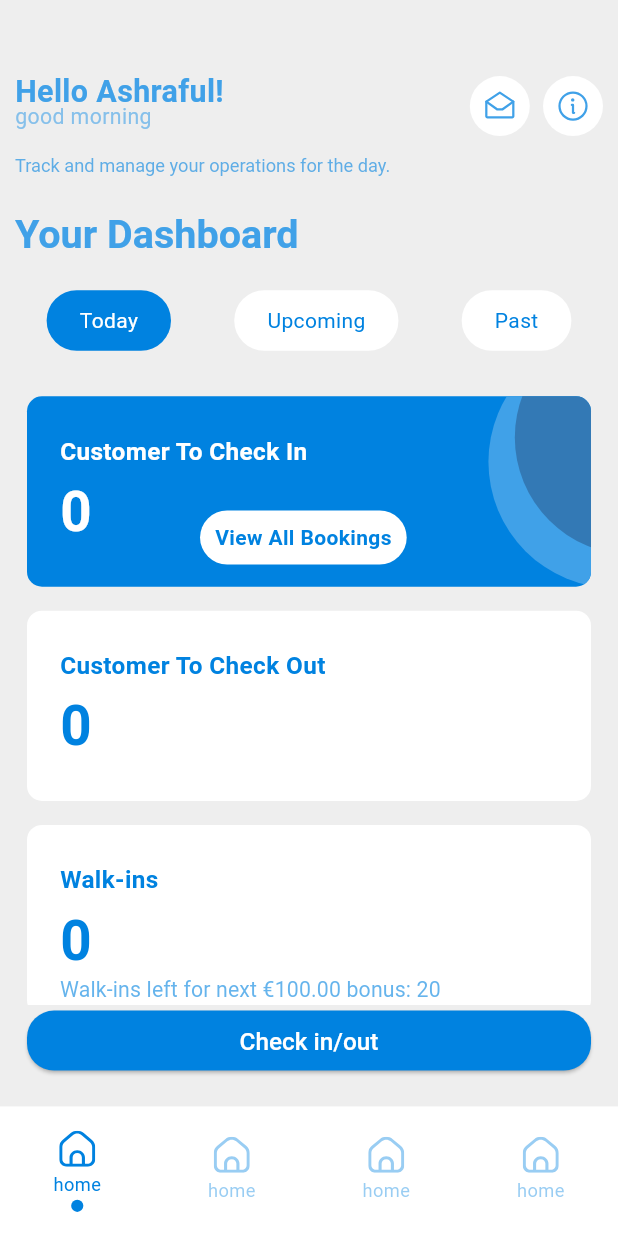
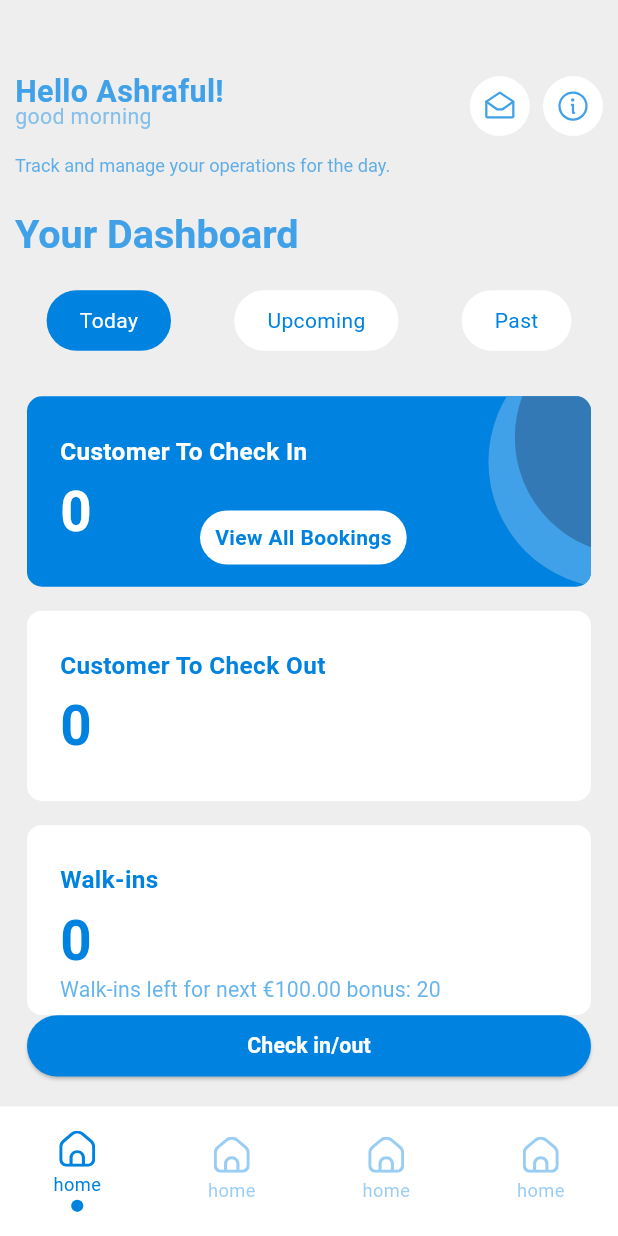
Before and after one commit to sohanthink/cenith-merchant, a Flutter app: the screen it shows after launch, on a phone screen of 412 x 824 dp. Run offline on Flutter 3.47's test engine with Material 3 defaults, Android fonts, the phone set to English and light mode, and no system bars; our stand-ins replace flutter_screenutil, flutter_svg, get.

Commit message:
add all asstes path and set the theme of elevated button

```diff
--- a/lib/core/constants/asstes_path/icons_path.dart
+++ b/lib/core/constants/asstes_path/icons_path.dart
@@ -1,5 +1,49 @@
 class IconsPath{
-  static const String messageIconSvg = 'assets/icons/message_icon.svg';
-  static const String iButtonIconSvg = 'assets/icons/i_button.svg';
-  static const String homeButtonIconSvg = 'assets/icons/home_icons.svg';
+  static const String _basePath = 'assets/icons';
+  static const String messageIconSvg = '$_basePath/message_icon.svg';
+  static const String iButtonIconSvg = '$_basePath/i_button.svg';
+  static const String homeButtonIconSvg = '$_basePath/home_icons.svg';
+  static const String addIconSvg = '$_basePath/add_icon.svg';
+  static const String alarmIconSvg = '$_basePath/alarm_icons.svg';
+  static const String arrowBackIconSvg = '$_basePath/arrow_back_icon.svg';
+  static const String arrowNextIconSvg = '$_basePath/arrow_next_icon.svg';
+  static const String backIconSvg = '$_basePath/back_icon.svg';
+  static const String bookingCalenderIconSvg = '$_basePath/booking_calender_icon.svg';
+  static const String calenderIconSvg = '$_basePath/calender_icon.svg';
+  static const String callPhoneIconSvg = '$_basePath/call_phone_icon.svg';
+  static const String cancelIconSvg = '$_basePath/ccancel_icon.svg';
+  static const String chatIconSvg = '$_basePath/chat_icons.svg';
+  static const String chattingIconSvg = '$_basePath/chatting_icon.svg';
+  static const String cycleIconSvg = '$_basePath/cycle_icon.svg';
+  static const String doneIconSvg = '$_basePath/done_icon.svg';
+  static const String downloadIconSvg = '$_basePath/download_icon.svg';
+  static const String earningIconSvg = '$_basePath/earning_icon.svg';
+  static const String fileIconSvg = '$_basePath/file_icon.svg';
+  static const String handShakeIconSvg = '$_basePath/hand_shake_icons.svg';
+  static const String homeIconSvg = '$_basePath/home_icons.svg';
+  static const String hyperlinkIconSvg = '$_basePath/hyper_link_Icon.svg';
+  static const String logoSvg = '$_basePath/logo.svg';
+  static const String luggageIconSvg = '$_basePath/luggage_icon.svg';
+  static const String peopleStaffIconSvg = '$_basePath/lpeople_staff_icon.svg';
+  static const String phoneIconSvg = '$_basePath/phone_icon.svg';
+  static const String questionRoundIconSvg = '$_basePath/question_round_icon.svg';
+  static const String rewardIconSvg = '$_basePath/reward_icon.svg';
+  static const String saveTagIconSvg = '$_basePath/save_tag_icon.svg';
+  static const String searchIconSvg = '$_basePath/search_icons.svg';
+  static const String settingsIconSvg = '$_basePath/settings_icon.svg';
+  static const String simpleToolIconSvg = '$_basePath/simple_tool.svg';
+  static const String smallBagIconSvg = '$_basePath/small_bag_icon.svg';
+  static const String starIconSvg = '$_basePath/star_icon.svg';
+  static const String storeIconSvg = '$_basePath/store_cion.svg';
+  static const String toolsFilterIconSvg = '$_basePath/tools_filter_icon.svg';
+  static const String uploadImageIconSvg = '$_basePath/upload_image_icon.svg';
+  static const String walkWalkingIconSvg = '$_basePath/walk_walking_icon.svg';
+  static const String warningIconSvg = '$_basePath/warning_icon.svg';
+  static const String worldGloveIconSvg = '$_basePath/world_glove_icon.svg';
+  static const String worldIconSvg = '$_basePath/world_icon.svg';
+
+
+
+
+
 }
--- a/lib/core/theme/app_theme.dart
+++ b/lib/core/theme/app_theme.dart
@@ -1,4 +1,5 @@
 
+import 'package:cenith_marchent/core/theme/custom_button_theme.dart';
 import 'package:cenith_marchent/core/theme/text_theme.dart';
 import 'package:flutter/material.dart';
 import '';
@@ -9,6 +10,7 @@ class AppTheme {
     return ThemeData(
       colorScheme: ColorScheme.fromSwatch(primarySwatch: AppColors.themColor),
       textTheme: textTheme,
+      elevatedButtonTheme: CustomButtonTheme.elevatedButtonThemeData()
     );
   }
 
--- /dev/null
+++ b/lib/core/theme/custom_button_theme.dart
@@ -0,0 +1,23 @@
+import 'package:flutter/material.dart';
+import 'package:flutter_screenutil/flutter_screenutil.dart';
+
+import '../constants/app_colors.dart';
+
+class CustomButtonTheme {
+ static ElevatedButtonThemeData  elevatedButtonThemeData(){
+    return ElevatedButtonThemeData(
+      style: ElevatedButton.styleFrom(
+        fixedSize: Size(350.w, 45.h),
+        backgroundColor: AppColors.themColor,
+        foregroundColor: Colors.white,
+        textStyle: TextStyle(
+            fontSize: 14.sp,
+            fontWeight: FontWeight.bold,
+            letterSpacing: 0.1.sp
+        ),
+      ),
+    );
+  }
+
+
+}
--- a/lib/features/home/view/home_view.dart
+++ b/lib/features/home/view/home_view.dart
@@ -40,21 +40,13 @@ class _HomeViewState extends State<HomeView> {
             Expanded(child: buildDashBoardSection()),
             SizedBox(
               width: double.infinity,
+              height: 60.h,
               child: Padding(
                 padding: const EdgeInsets.only(bottom: 20 ,left: 8,right: 8),
                 child: ElevatedButton(
-                  style: ElevatedButton.styleFrom(
-
-                    shape: RoundedRectangleBorder(borderRadius: BorderRadius.circular(18)),
-                    backgroundColor: AppColors.themColor,
-                  ),
                   onPressed: () {},
                   child: Text(
                     'Check in/out',
-                    style: TextTheme.of(context).headlineLarge!.copyWith(
-                      fontWeight: FontWeight.w500,
-                      color: Colors.white,
-                    ),
                   ),
                 ),
               ),
```
